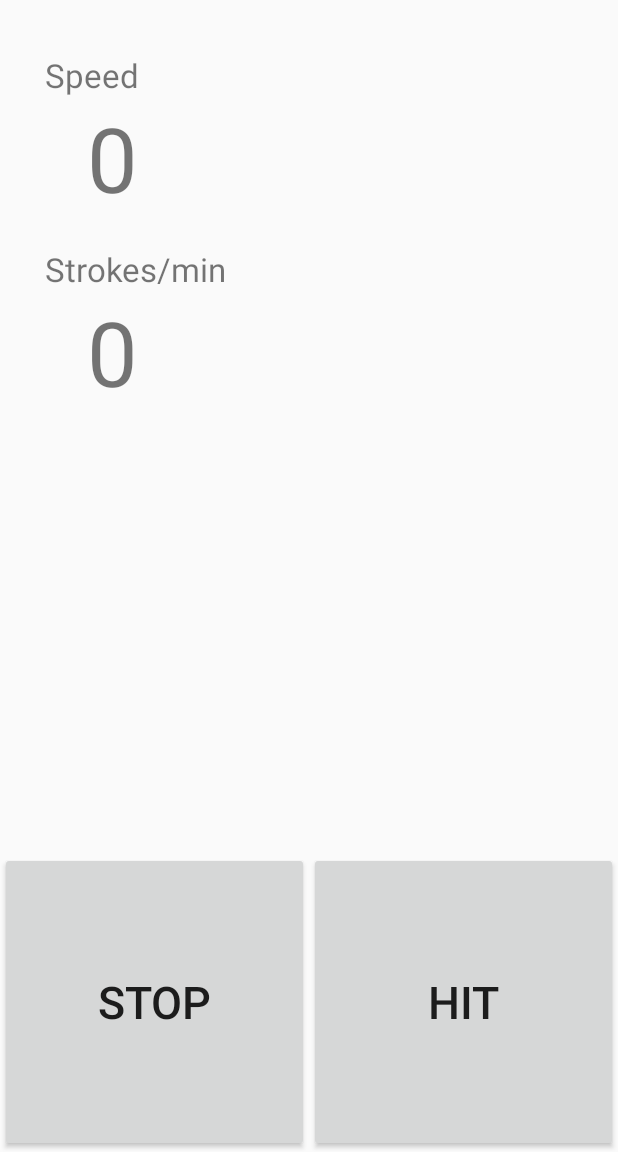
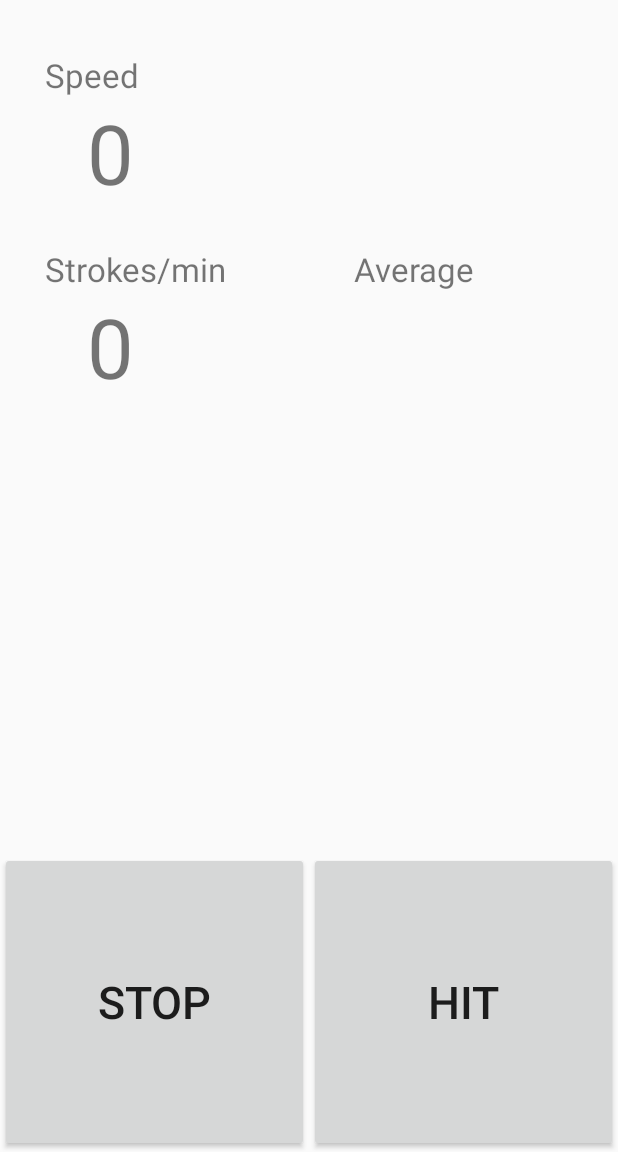
Before and after one commit to wleung85/PaddleHelper, an Android app: the screen it shows after launch (MainActivity), after a tap on "STOP", on a phone screen of 412 x 824 dp, the part 84-1236 px from its top. Run offline under Robolectric (Android 15) with nearby library versions, the phone set to English and light mode, and no system bars.

Commit message:
Now calculates average stroke per minute for the session

```diff
--- a/app/src/main/java/com/example/paddlehelper/MainActivity.java
+++ b/app/src/main/java/com/example/paddlehelper/MainActivity.java
@@ -19,11 +19,12 @@ import java.util.concurrent.TimeUnit;
 public class MainActivity extends AppCompatActivity {
 
     Button btnReset, btnHit;
-    TextView txtSpeed, txtSpm, txtLastSpm;
+    TextView txtSpeed, txtSpm, txtLastSpm, txtAvgSpm;
     int strokeNum;
     boolean started;
     long lastTime, currentTime;
     Toolbar mToolbar;
+    double sum, hitNum, spmActual;
 
     @Override
     protected void onCreate(Bundle savedInstanceState) {
@@ -37,26 +38,38 @@ public class MainActivity extends AppCompatActivity {
         txtSpeed = (TextView) findViewById(R.id.textViewSpeedCount);
         txtSpm = (TextView) findViewById(R.id.textViewSpmCount);
         txtLastSpm = (TextView)findViewById(R.id.textViewLastSpm);
+        txtAvgSpm = (TextView)findViewById(R.id.textViewAvgSpmCount);
 
         started = false;
         strokeNum = getStrokeNum();
+        sum = 0.0;
+        hitNum = 0.0;
 
         btnHit.setOnClickListener(new View.OnClickListener() {
             @Override
             public void onClick(View v) {
+                if (btnReset.getText().equals("Reset")) {
+                    btnReset.setText("Stop");
+                }
                 if (!started) {
                     lastTime = System.nanoTime();
                     started = true;
                 }
                 else {
+                    //Updating actual stroke per min
                     if(!txtSpm.getText().equals("0")) {
                         txtLastSpm.setText(txtSpm.getText());
                     }
 
                     currentTime = System.nanoTime();
-                    txtSpm.setText(String.format("%.1f",((double)strokeNum*60000.00
-                            /TimeUnit.NANOSECONDS.toMillis(currentTime - lastTime))));
+                    spmActual = (double)strokeNum*60000.00/TimeUnit.NANOSECONDS.toMillis(currentTime - lastTime);
+                    txtSpm.setText(String.format("%.1f", spmActual));
                     lastTime = currentTime;
+
+                    //Updating average stroke per min
+                    hitNum++;
+                    sum += spmActual;
+                    txtAvgSpm.setText(String.format("%.1f", sum/hitNum));
 
                 }
             }
@@ -70,10 +83,15 @@ public class MainActivity extends AppCompatActivity {
                     started = false;
                     txtLastSpm.setText(txtSpm.getText());
                     txtSpm.setText("0");
+                    btnReset.setText("Reset");
                 }
 
                 else {
                     txtLastSpm.setText("");
+                    txtAvgSpm.setText("");
+                    sum = 0.0;
+                    hitNum = 0.0;
+                    btnReset.setText("Stop");
                 }
             }
         });
@@ -101,8 +119,7 @@ public class MainActivity extends AppCompatActivity {
 
     private int getStrokeNum() {
         SharedPreferences pref = PreferenceManager.getDefaultSharedPreferences(this);
-        int extracted = Integer.parseInt(pref.getString("strokePref", "3"));
-        return extracted;
+        return Integer.parseInt(pref.getString("strokePref", "3"));
     }
 
     @Override
--- a/app/src/main/res/layout/activity_main.xml
+++ b/app/src/main/res/layout/activity_main.xml
@@ -40,7 +40,7 @@
         android:layout_marginLeft="28dp"
         android:layout_marginStart="28dp"
         android:text="0"
-        android:textSize="60sp" />
+        android:textSize="55sp" />
 
     <TextView
         android:id="@+id/textViewSpmCount"
@@ -52,7 +52,7 @@
         android:layout_marginLeft="28dp"
         android:layout_marginStart="28dp"
         android:text="0"
-        android:textSize="60sp" />
+        android:textSize="55sp" />
 
     <Button
         android:id="@+id/buttonReset"
@@ -103,4 +103,28 @@
         app:theme="@style/ThemeOverlay.AppCompat.Dark"
         app:popupTheme="@style/ThemeOverlay.AppCompat.Light"/>
 
+    <TextView
+        android:id="@+id/textViewAvgSpmTitle"
+        android:layout_width="wrap_content"
+        android:layout_height="wrap_content"
+        android:layout_alignBottom="@+id/textViewSpmTitle"
+        android:layout_marginLeft="30dp"
+        android:layout_marginStart="30dp"
+        android:layout_toEndOf="@+id/space"
+        android:layout_toRightOf="@+id/space"
+        android:text="Average"
+        android:textSize="22sp" />
+
+    <TextView
+        android:id="@+id/textViewAvgSpmCount"
+        android:layout_width="wrap_content"
+        android:layout_height="wrap_content"
+        android:layout_alignLeft="@+id/textViewAvgSpmTitle"
+        android:layout_alignStart="@+id/textViewAvgSpmTitle"
+        android:layout_below="@+id/textViewAvgSpmTitle"
+        android:layout_marginLeft="28dp"
+        android:layout_marginStart="28dp"
+        android:text=""
+        android:textSize="55sp"/>
+
 </RelativeLayout>
```
